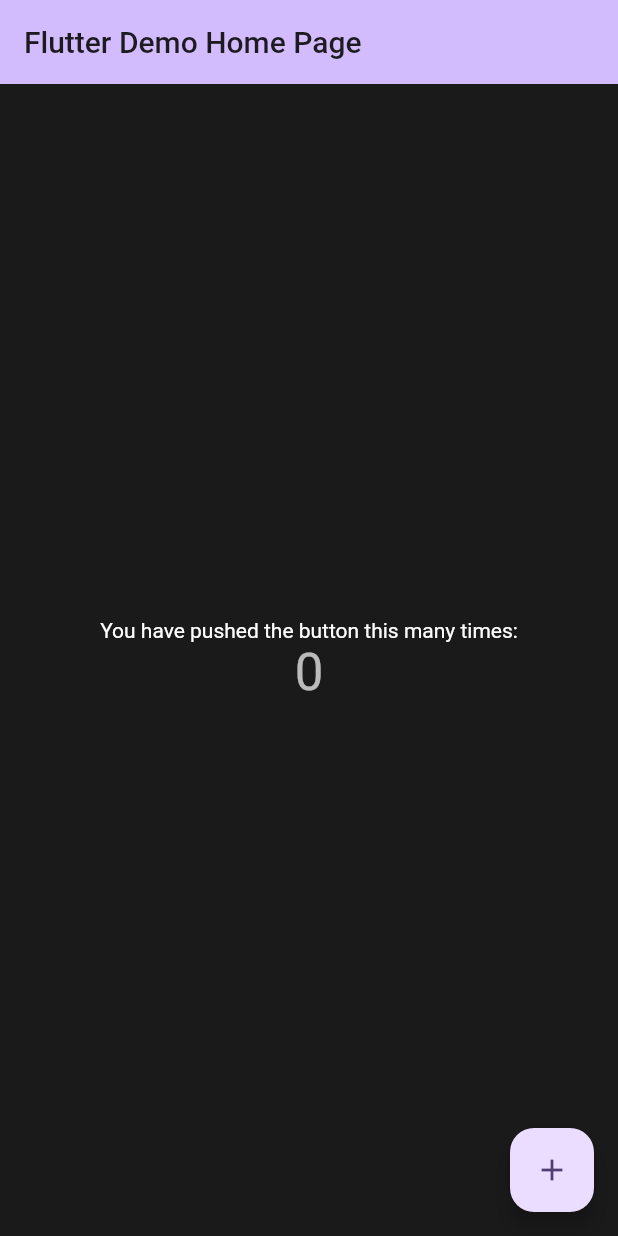
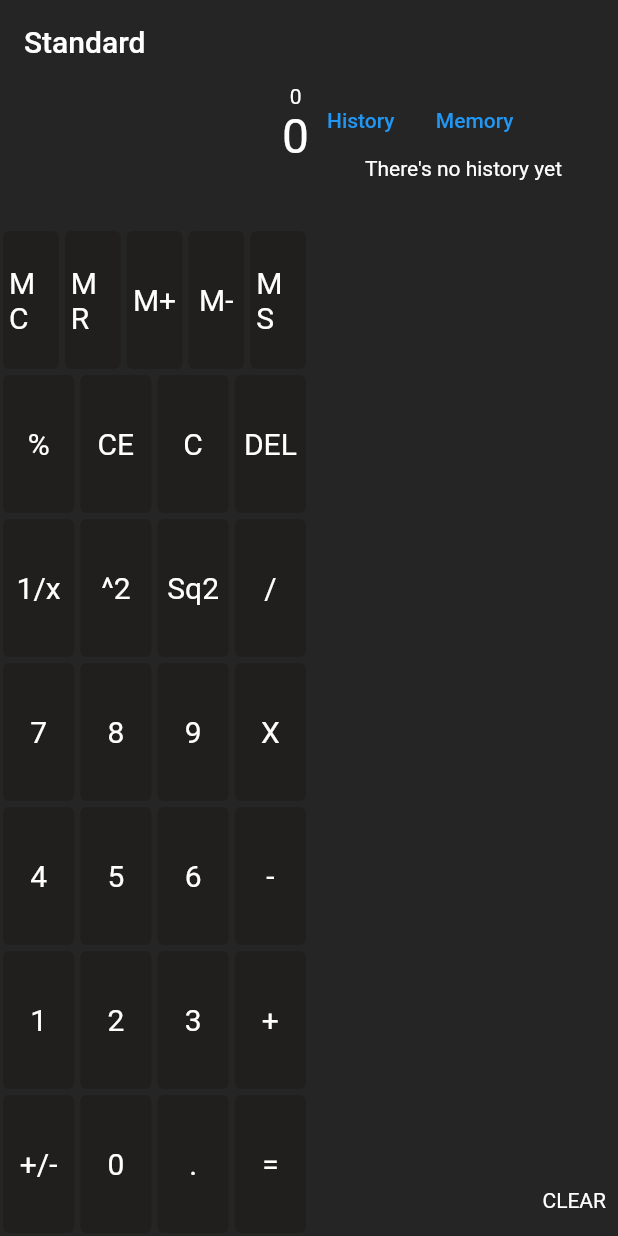
Before and after one commit to clearfeld/omni_calculator, a Flutter app: the screen it shows after launch, on a phone screen of 412 x 824 dp. Run offline on Flutter 3.47's test engine with Material 2 defaults, Android fonts, the phone set to English and light mode, and no system bars; our stand-ins replace flutter_riverpod.

Commit message:
Add: standard calculator ui rough draft

```diff
--- /dev/null
+++ b/lib/calculator_standard/cal_btn.dart
@@ -0,0 +1,39 @@
+import 'package:flutter/material.dart';
+
+import 'package:omni_calculator/theme.dart';
+
+class CalBtn extends StatefulWidget {
+  const CalBtn({
+    super.key,
+    required this.text,
+  });
+
+  final String text;
+
+  @override
+  State<CalBtn> createState() => _CalBtn();
+}
+
+class _CalBtn extends State<CalBtn> {
+  @override
+  Widget build(BuildContext context) {
+    final customColors = Theme.of(context).extension<CustomColors>();
+
+    return Container(
+        padding: const EdgeInsets.fromLTRB(4.0, 8.0, 4.0, 8.0),
+        margin: const EdgeInsets.all(2.0),
+        decoration: BoxDecoration(
+          color: customColors!.backgroundCompliment,
+          borderRadius: const BorderRadius.all(Radius.circular(4.0)),
+        ),
+        child: Center(
+            child: Text(
+                widget.text,
+                style: const TextStyle(
+                    fontSize: 20.0,
+                ),
+            )
+        )
+    );
+  }
+}
--- /dev/null
+++ b/lib/calculator_standard/history_and_memory.dart
@@ -0,0 +1,56 @@
+import 'package:flutter/material.dart';
+import 'package:omni_calculator/theme.dart';
+
+enum EViews { history, memory }
+
+class HistoryAndMemory extends StatefulWidget {
+  const HistoryAndMemory({super.key});
+
+  @override
+  State<HistoryAndMemory> createState() => _HistoryAndMemory();
+}
+
+class _HistoryAndMemory extends State<HistoryAndMemory> {
+  EViews view = EViews.history;
+
+  @override
+  Widget build(BuildContext context) {
+    final customColors = Theme.of(context).extension<CustomColors>();
+
+    return Column(
+      children: <Widget>[
+        Row(children: <Widget>[
+          TextButton(
+            onPressed: () => {
+              setState(() {
+                view = EViews.history;
+              })
+            },
+            child: const Text("History "),
+          ),
+          TextButton(
+            onPressed: () => {
+              setState(() {
+                view = EViews.memory;
+              })
+            },
+            child: const Text("Memory"),
+          ),
+        ]),
+        if (view == EViews.history) ...[
+          const Expanded(
+            child: Text("There's no history yet"),
+          ),
+        ] else if (view == EViews.memory) ...[
+          const Expanded(
+            child: Text("There's no memory yet"),
+          ),
+        ],
+        Align(
+          alignment: Alignment.bottomRight,
+          child: Container(height: 24.0, margin: const EdgeInsets.all(8.0), child: const Text("CLEAR")),
+        )
+      ],
+    );
+  }
+}
--- /dev/null
+++ b/lib/calculator_standard/index.dart
@@ -0,0 +1,177 @@
+import 'package:flutter/material.dart';
+
+import 'package:omni_calculator/calculator_standard/cal_btn.dart';
+import 'package:omni_calculator/calculator_standard/history_and_memory.dart';
+import 'package:omni_calculator/calculator_standard/result_row.dart';
+import 'package:omni_calculator/theme.dart';
+
+class StandardCalculator extends StatefulWidget {
+  const StandardCalculator({super.key});
+
+  @override
+  State<StandardCalculator> createState() => _StandardCalculator();
+}
+
+class _StandardCalculator extends State<StandardCalculator> {
+  @override
+  Widget build(BuildContext context) {
+    final customColors = Theme.of(context).extension<CustomColors>();
+
+    return const Row(
+      children: <Widget>[
+        Expanded(
+          child: Column(
+            children: <Widget>[
+              ResultRow(),
+              //
+              // Flexible(
+              //     child: ,
+              // ),
+
+              Flexible(
+                child: Row(
+                  children: <Widget>[
+                    Expanded(
+                      child: CalBtn(text: "MC"),
+                    ),
+                    Expanded(
+                      child: CalBtn(text: "MR"),
+                    ),
+                    Expanded(
+                      child: CalBtn(text: "M+"),
+                    ),
+                    Expanded(
+                      child: CalBtn(text: "M-"),
+                    ),
+                    Expanded(
+                      child: CalBtn(text: "MS"),
+                    ),
+                  ],
+                ),
+              ),
+
+              Flexible(
+                child: Row(
+                  children: <Widget>[
+                    Expanded(
+                      child: CalBtn(text: "%"),
+                    ),
+                    Expanded(
+                      child: CalBtn(text: "CE"),
+                    ),
+                    Expanded(
+                      child: CalBtn(text: "C"),
+                    ),
+                    Expanded(
+                      child: CalBtn(text: "DEL"),
+                    ),
+                  ],
+                ),
+              ),
+
+              Flexible(
+                child: Row(
+                  children: <Widget>[
+                    Expanded(
+                      child: CalBtn(text: "1/x"),
+                    ),
+                    Expanded(
+                      child: CalBtn(text: "^2"),
+                    ),
+                    Expanded(
+                      child: CalBtn(text: "Sq2"),
+                    ),
+                    Expanded(
+                      child: CalBtn(text: "/"),
+                    ),
+                  ],
+                ),
+              ),
+
+                Flexible(
+                  child: Row(
+                    children: <Widget>[
+                      Expanded(
+                        child: CalBtn(text: "7"),
+                      ),
+                      Expanded(
+                        child: CalBtn(text: "8"),
+                      ),
+                      Expanded(
+                        child: CalBtn(text: "9"),
+                      ),
+                      Expanded(
+                        child: CalBtn(text: "X"),
+                      ),
+                    ],
+                  ),
+                ),
+
+                Flexible(
+                  child: Row(
+                    children: <Widget>[
+                      Expanded(
+                        child: CalBtn(text: "4"),
+                      ),
+                      Expanded(
+                        child: CalBtn(text: "5"),
+                      ),
+                      Expanded(
+                        child: CalBtn(text: "6"),
+                      ),
+                      Expanded(
+                        child: CalBtn(text: "-"),
+                      ),
+                    ],
+                  ),
+                ),
+
+                Flexible(
+                  child: Row(
+                    children: <Widget>[
+                      Expanded(
+                        child: CalBtn(text: "1"),
+                      ),
+                      Expanded(
+                        child: CalBtn(text: "2"),
+                      ),
+                      Expanded(
+                        child: CalBtn(text: "3"),
+                      ),
+                      Expanded(
+                        child: CalBtn(text: "+"),
+                      ),
+                    ],
+                  ),
+                ),
+
+                Flexible(
+                  child: Row(
+                    children: <Widget>[
+                      Expanded(
+                        child: CalBtn(text: "+/-"),
+                      ),
+                      Expanded(
+                        child: CalBtn(text: "0"),
+                      ),
+                      Expanded(
+                        child: CalBtn(text: "."),
+                      ),
+                      Expanded(
+                        child: CalBtn(text: "="),
+                      ),
+                    ],
+                  ),
+                ),
+            ],
+          ),
+        ),
+
+        Expanded(
+          child: HistoryAndMemory()
+        ),
+
+      ],
+    );
+  }
+}
--- /dev/null
+++ b/lib/calculator_standard/result_row.dart
@@ -0,0 +1,38 @@
+import 'package:flutter/material.dart';
+
+import 'package:omni_calculator/theme.dart';
+
+class ResultRow extends StatefulWidget {
+  const ResultRow({super.key});
+
+  @override
+  State<ResultRow> createState() => _ResultRow();
+}
+
+class _ResultRow extends State<ResultRow> {
+  @override
+  Widget build(BuildContext context) {
+    final customColors = Theme.of(context).extension<CustomColors>();
+
+    return const Flexible(
+      child: Row(
+        children: [
+          Expanded(
+            child: Align(
+                alignment: Alignment.centerRight,
+                child: Column(
+                  children: <Widget>[
+                    Text("0"),
+                    Text("0",
+                    style: TextStyle(
+                        fontSize: 32.0,
+                    )),
+                  ],
+                )
+            ),
+          ),
+        ],
+      ),
+    );
+  }
+}
--- a/lib/main.dart
+++ b/lib/main.dart
@@ -1,6 +1,7 @@
 import 'package:flutter/material.dart';
 
 import 'package:flutter_riverpod/flutter_riverpod.dart';
+import 'package:omni_calculator/calculator_standard/index.dart';
 import 'package:omni_calculator/theme.dart';
 
 void main() {
@@ -19,29 +20,20 @@
     final ThemeMode tm = ref.watch(themeProvider);
 
     return MaterialApp(
-      title: 'Flutter Demo',
+      title: 'Omni',
       debugShowCheckedModeBanner: false,
 
       theme: custLightTheme,
       darkTheme: custDarkTheme,
       themeMode: tm,
 
-      home: const MyHomePage(title: 'Flutter Demo Home Page'),
+      home: const MyHomePage(title: 'Standard'),
     );
   }
 }
 
 class MyHomePage extends StatefulWidget {
   const MyHomePage({super.key, required this.title});
-
-  // This widget is the home page of your application. It is stateful, meaning
-  // that it has a State object (defined below) that contains fields that affect
-  // how it looks.
-
-  // This class is the configuration for the state. It holds the values (in this
-  // case the title) provided by the parent (in this case the App widget) and
-  // used by the build method of the State. Fields in a Widget subclass are
-  // always marked "final".
 
   final String title;
 
@@ -50,71 +42,16 @@
 }
 
 class _MyHomePageState extends State<MyHomePage> {
-  int _counter = 0;
-
-  void _incrementCounter() {
-    setState(() {
-      // This call to setState tells the Flutter framework that something has
-      // changed in this State, which causes it to rerun the build method below
-      // so that the display can reflect the updated values. If we changed
-      // _counter without calling setState(), then the build method would not be
-      // called again, and so nothing would appear to happen.
-      _counter++;
-    });
-  }
-
   @override
   Widget build(BuildContext context) {
-    // This method is rerun every time setState is called, for instance as done
-    // by the _incrementCounter method above.
-    //
-    // The Flutter framework has been optimized to make rerunning build methods
-    // fast, so that you can just rebuild anything that needs updating rather
-    // than having to individually change instances of widgets.
+    final customColors = Theme.of(context).extension<CustomColors>();
+
     return Scaffold(
       appBar: AppBar(
-        // TRY THIS: Try changing the color here to a specific color (to
-        // Colors.amber, perhaps?) and trigger a hot reload to see the AppBar
-        // change color while the other colors stay the same.
-        backgroundColor: Theme.of(context).colorScheme.inversePrimary,
-        // Here we take the value from the MyHomePage object that was created by
-        // the App.build method, and use it to set our appbar title.
+        backgroundColor: customColors!.background,
         title: Text(widget.title),
       ),
-      body: Center(
-        // Center is a layout widget. It takes a single child and positions it
-        // in the middle of the parent.
-        child: Column(
-          // Column is also a layout widget. It takes a list of children and
-          // arranges them vertically. By default, it sizes itself to fit its
-          // children horizontally, and tries to be as tall as its parent.
-          //
-          // Column has various properties to control how it sizes itself and
-          // how it positions its children. Here we use mainAxisAlignment to
-          // center the children vertically; the main axis here is the vertical
-          // axis because Columns are vertical (the cross axis would be
-          // horizontal).
-          //
-          // TRY THIS: Invoke "debug painting" (choose the "Toggle Debug Paint"
-          // action in the IDE, or press "p" in the console), to see the
-          // wireframe for each widget.
-          mainAxisAlignment: MainAxisAlignment.center,
-          children: <Widget>[
-            const Text(
-              'You have pushed the button this many times:',
-            ),
-            Text(
-              '$_counter',
-              style: Theme.of(context).textTheme.headlineMedium,
-            ),
-          ],
-        ),
-      ),
-      floatingActionButton: FloatingActionButton(
-        onPressed: _incrementCounter,
-        tooltip: 'Increment',
-        child: const Icon(Icons.add),
-      ), // This trailing comma makes auto-formatting nicer for build methods.
+      body: const StandardCalculator(),
     );
   }
 }
--- a/lib/theme.dart
+++ b/lib/theme.dart
@@ -83,11 +83,10 @@
     )
   ],
   useMaterial3: true,
-  colorScheme: ColorScheme.fromSeed(seedColor: Colors.deepPurple),
   primaryTextTheme: ThemeData.dark().textTheme.apply(
       // fontFamily: GoogleFonts.notoSans().fontFamily,
       ),
-  scaffoldBackgroundColor: const Color.fromRGBO(26, 26, 26, 1.0),
+  scaffoldBackgroundColor: const Color(0xFF252525), // Color.fromRGBO(26, 26, 26, 1.0),
 );
 
 final custLightTheme = ThemeData.light().copyWith(
@@ -101,11 +100,10 @@
     )
   ],
   useMaterial3: true,
-  colorScheme: ColorScheme.fromSeed(seedColor: Colors.deepPurple),
   primaryTextTheme: ThemeData.light().textTheme.apply(
       // fontFamily: GoogleFonts.notoSans().fontFamily,
       ),
-  scaffoldBackgroundColor: const Color.fromRGBO(255, 255, 255, 1.0),
+  scaffoldBackgroundColor: const Color(0xFFF8F8F8), // Color.fromRGBO(255, 255, 255, 1.0),
 );
 
 ///
```
